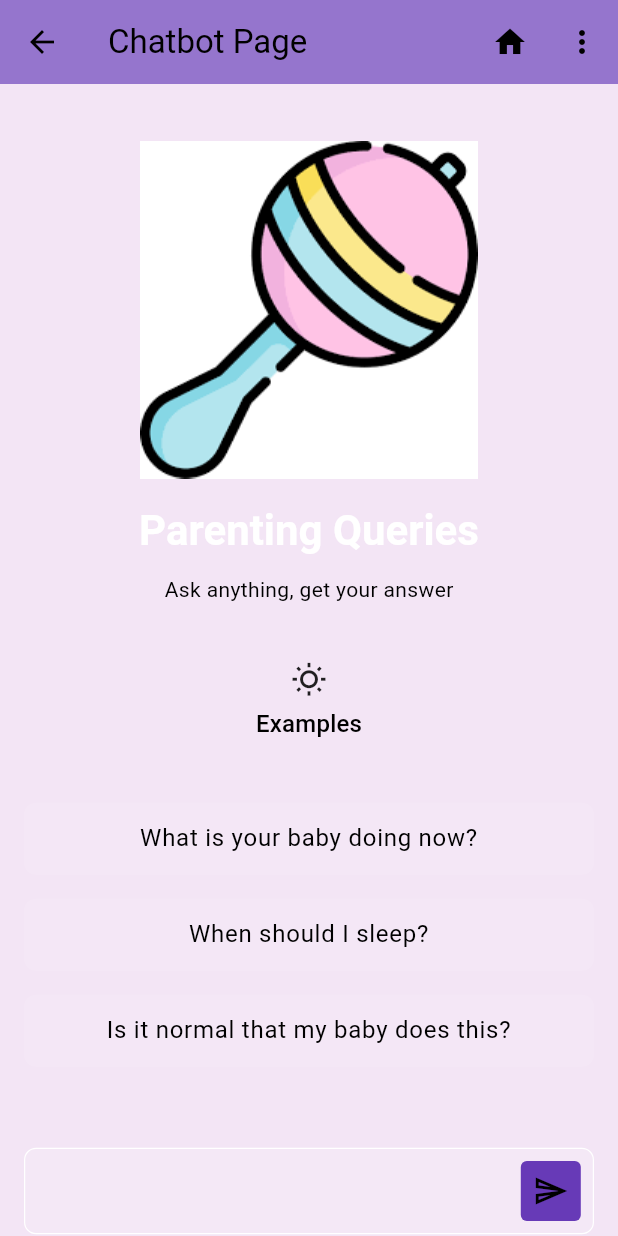
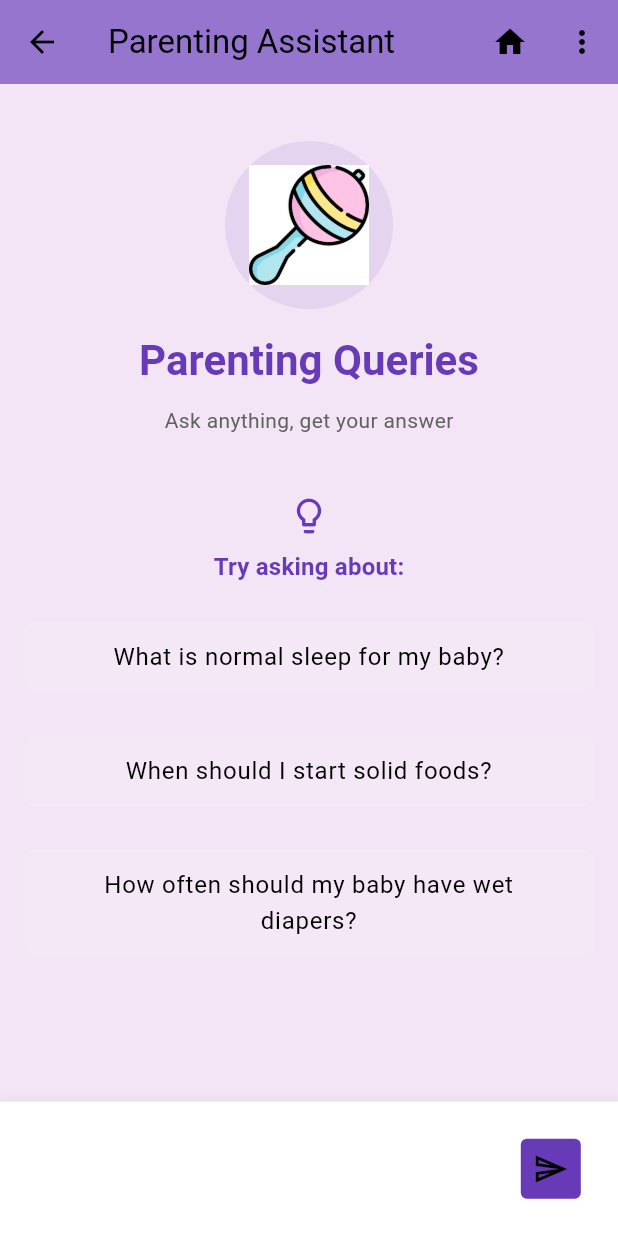
Before and after one commit to carterbrobinson/tracking-tots, a Flutter app: the Chatbot screen opened by its route, on a phone screen of 412 x 824 dp. Run offline on Flutter 3.47's test engine with Material 3 defaults, Android fonts, the phone set to English and light mode, and no system bars; our stand-ins replace fl_chart, flutter_secure_storage; accounts and stored records are empty; Roboto replaces fonts that are missing (Poppins).

Commit message:
styled the chatbot some more and fixed logic on userState when logging out

```diff
--- a/lib/views/chatbot.dart
+++ b/lib/views/chatbot.dart
@@ -27,65 +27,98 @@
   Widget build(BuildContext context) {
     final textTheme = Theme.of(context).textTheme;
     return Scaffold(
-      appBar: TopNavigationBar(title: "Chatbot Page"),
+      appBar: TopNavigationBar(title: "Parenting Assistant"),
       backgroundColor: Colors.purple[50],
       body: SafeArea(
-        child: SizedBox(
-          width: double.infinity,
+        child: Column(
+          children: [
+            Expanded(
+              child: SingleChildScrollView(
                 child: Padding(
                   padding: const EdgeInsets.symmetric(horizontal: 16.0),
-            child: SingleChildScrollView(
-              child: SizedBox(
-                height: MediaQuery.of(context).size.height * .95,
                   child: Column(
                     crossAxisAlignment: CrossAxisAlignment.center,
                     children: [
                       const SizedBox(height: 38),
                       if (!isConversationStarted) ...[
-                      Image.asset("assets/rattle.png"),
+                        Container(
+                          padding: EdgeInsets.all(16),
+                          decoration: BoxDecoration(
+                            color: Colors.deepPurple.withOpacity(0.1),
+                            shape: BoxShape.circle,
+                          ),
+                          child: Image.asset(
+                            "assets/rattle.png",
+                            height: 80,
+                            width: 80,
+                          ),
+                        ),
                         const SizedBox(height: 16),
                         Text(
                           "Parenting Queries",
                           style: textTheme.headlineMedium?.copyWith(
                             fontWeight: FontWeight.bold,
-                          color: Colors.white,
+                            color: Colors.deepPurple,
                           ),
                           textAlign: TextAlign.center,
                         ),
                         const SizedBox(height: 12),
                         Text(
                           "Ask anything, get your answer",
-                        style: textTheme.bodyMedium,
+                          style: textTheme.bodyMedium?.copyWith(
+                            color: Colors.grey[700],
                           ),
-                      Expanded(
-                        child: Center(
-                          child: Column(
-                            mainAxisSize: MainAxisSize.min,
-                            children: [
-                              const Icon(Icons.wb_sunny_outlined),
-                              const SizedBox(height: 6),
-                              Text(
-                                "Examples",
-                                style: textTheme.titleMedium,
                         ),
                         const SizedBox(height: 40),
-                              const ExampleWidget(text: "What is your baby doing now?"),
-                              const ExampleWidget(text: "When should I sleep?"),
-                              const ExampleWidget(text: "Is it normal that my baby does this?"),
+                        Icon(Icons.lightbulb_outline,
+                          color: Colors.deepPurple,
+                          size: 28,
+                        ),
+                        const SizedBox(height: 8),
+                        Text(
+                          "Try asking about:",
+                          style: textTheme.titleMedium?.copyWith(
+                            fontWeight: FontWeight.bold,
+                            color: Colors.deepPurple,
+                          ),
+                        ),
+                        const SizedBox(height: 24),
+                        ExampleWidget(text: "What is normal sleep for my baby?"),
+                        const SizedBox(height: 12),
+                        ExampleWidget(text: "When should I start solid foods?"),
+                        const SizedBox(height: 12),
+                        ExampleWidget(text: "How often should my baby have wet diapers?"),
+                      ] else ...[
+                        ChatListView(conversations: conversations),
+                      ],
                     ],
                   ),
                 ),
               ),
-                    ] else ...[
-                      Expanded(child: ChatListView(conversations: conversations)),
+            ),
+            Container(
+              decoration: BoxDecoration(
+                color: Colors.white,
+                boxShadow: [
+                  BoxShadow(
+                    color: Colors.black.withOpacity(0.05),
+                    blurRadius: 4,
+                    offset: Offset(0, -2),
+                  ),
                 ],
-                    ChatTextField(
+              ),
+              padding: EdgeInsets.all(16),
+              child: ChatTextField(
                 controller: controller,
                 onSubmitted: (question) {
+                  if (question?.trim().isEmpty ?? true) return;
+
                   controller.clear();
                   FocusScope.of(context).unfocus();
-                        conversations.add(Conversation(question!, ""));
-                        setState(() {});
+                  setState(() {
+                    conversations.add(Conversation(question!, "Thinking..."));
+                  });
+
                   post(
                     Uri.parse('http://127.0.0.1:5000/get-response'),
                     body: jsonEncode({"text": question}),
@@ -96,21 +129,24 @@
                         ? jsonResponse['response']
                         : "Error: No response received";
 
-                          conversations.last = Conversation(conversations.last.question, result);
-                          setState(() {});
+                    setState(() {
+                      conversations.last = Conversation(
+                        conversations.last.question,
+                        result
+                      );
+                    });
                   }).catchError((error) {
-                          conversations.last = Conversation(conversations.last.question, "Error: Failed to get response");
-                          setState(() {});
+                    setState(() {
+                      conversations.last = Conversation(
+                        conversations.last.question,
+                        "Error: Failed to get response"
+                      );
                     });
-
+                  });
                 },
               ),
-                    const SizedBox(height: 16),
+            ),
           ],
-                ),
-              ),
-            ),
-          ),
         ),
       ),
     );
```
Also changed, not shown: 1 other file. Lines whose indentation alone changed are shown as unchanged.
